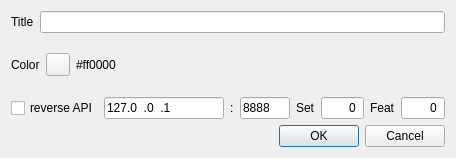
First picture: the form in sdrgui/gui/basicfeaturesettingsdialog.ui, repository f4exb/sdrangel, before the edit.
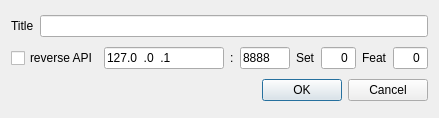
Second picture: the form after the edit.

What changed in the file:
```diff
--- a/sdrgui/gui/basicfeaturesettingsdialog.ui
+++ b/sdrgui/gui/basicfeaturesettingsdialog.ui
@@ -6,10 +6,16 @@
    <rect>
     <x>0</x>
     <y>0</y>
-    <width>456</width>
-    <height>158</height>
+    <width>439</width>
+    <height>118</height>
    </rect>
   </property>
+  <property name="sizePolicy">
+   <sizepolicy hsizetype="Preferred" vsizetype="Minimum">
+    <horstretch>0</horstretch>
+    <verstretch>0</verstretch>
+   </sizepolicy>
+  </property>
   <property name="font">
    <font>
     <family>Liberation Sans</family>
@@ -44,53 +50,6 @@
      </item>
     </layout>
    </item>
-   <item>
-    <layout class="QHBoxLayout" name="colorLayout">
-     <item>
-      <widget class="QLabel" name="colorLabel">
-       <property name="sizePolicy">
-        <sizepolicy hsizetype="Maximum" vsizetype="Preferred">
-         <horstretch>0</horstretch>
-         <verstretch>0</verstretch>
-        </sizepolicy>
-       </property>
-       <property name="text">
-        <string>Color</string>
-       </property>
-      </widget>
-     </item>
-     <item>
-      <widget class="QToolButton" name="colorBtn">
-       <property name="toolTip">
-        <string>Channel marker color</string>
-       </property>
-       <property name="text">
-        <string/>
-       </property>
-      </widget>
-     </item>
-     <item>
-      <widget class="QLabel" name="colorText">
-       <property name="text">
-        <string>#ff0000</string>
-       </property>
-      </widget>
-     </item>
-     <item>
-      <spacer name="horizontalSpacer">
-       <property name="orientation">
-        <enum>Qt::Horizontal</enum>
-       </property>
-       <property name="sizeHint" stdset="0">
-        <size>
-         <width>40</width>
-         <height>20</height>
-        </size>
-       </property>
-      </spacer>
-     </item>
-    </layout>
-   </item>
    <item>
     <layout class="QHBoxLayout" name="reverseAPILayout">
      <item>
```
